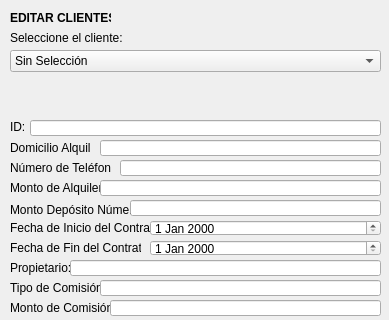
ManuelFerreras/Inmo_Management, file Archivos ui/editar_clientes.ui: the form before one commit; both pictures show x 0 to 389 and y 0 to 320 of the 389 by 845 pixel window.
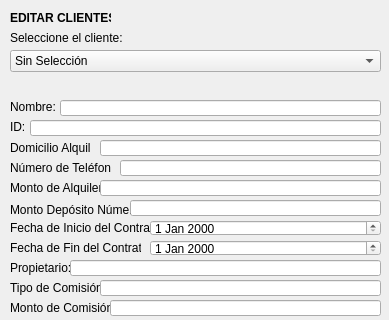
The form after the commit.

```diff
--- a/Archivos ui/editar_clientes.ui
+++ b/Archivos ui/editar_clientes.ui
@@ -862,6 +862,29 @@
     <string>URL de Aguas Cordobesas:</string>
    </property>
   </widget>
+  <widget class="QLineEdit" name="le_nombre">
+   <property name="geometry">
+    <rect>
+     <x>60</x>
+     <y>100</y>
+     <width>321</width>
+     <height>16</height>
+    </rect>
+   </property>
+  </widget>
+  <widget class="QLabel" name="label_txt_nombre">
+   <property name="geometry">
+    <rect>
+     <x>10</x>
+     <y>100</y>
+     <width>47</width>
+     <height>13</height>
+    </rect>
+   </property>
+   <property name="text">
+    <string>Nombre:</string>
+   </property>
+  </widget>
  </widget>
  <resources/>
  <connections/>
```
